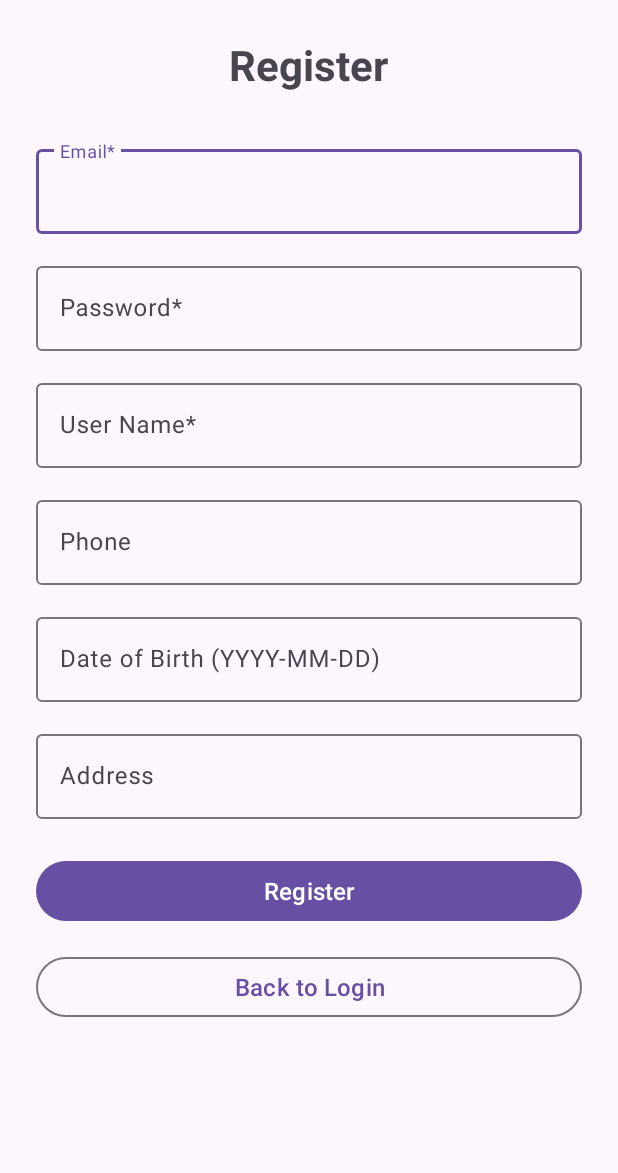
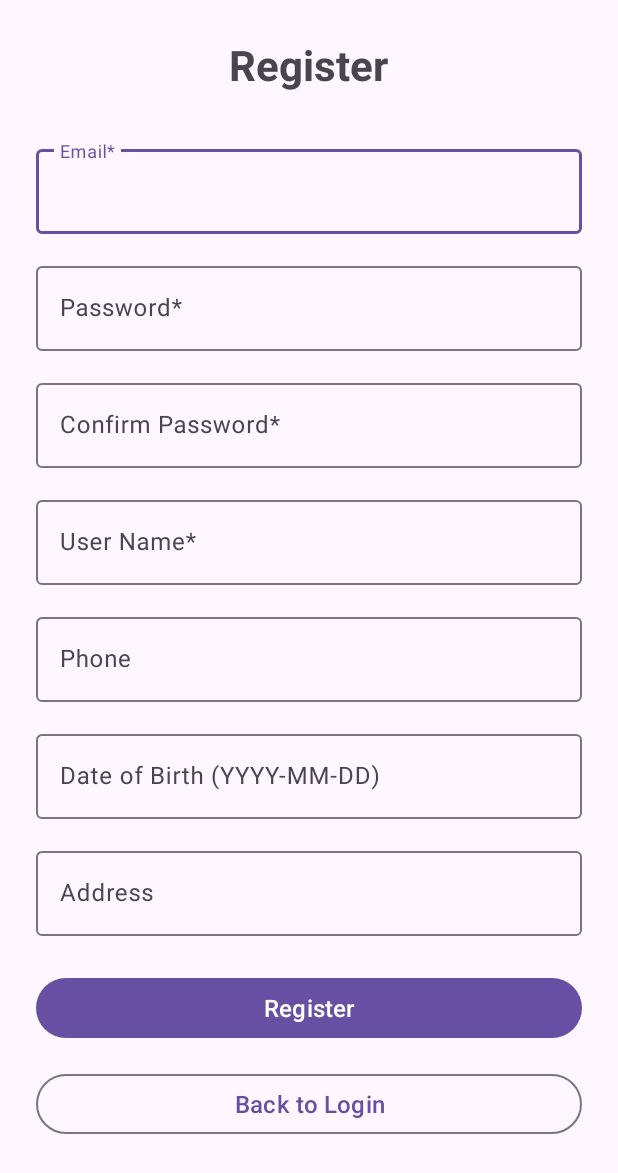
Before and after one commit to dangnhhe176287/Shop_SQLite, an Android app: the RegisterActivity screen opened directly, with no data from a screen before it, on a phone screen of 412 x 824 dp. Shown: the top 1173 px of the screen. Run offline under Robolectric (Android 15) with nearby library versions, the phone set to English and light mode, and no system bars.

Commit message:
update register

```diff
--- a/app/src/main/res/layout/activity_register.xml
+++ b/app/src/main/res/layout/activity_register.xml
@@ -42,6 +42,20 @@
                 android:layout_width="match_parent"
                 android:layout_height="wrap_content"
                 android:hint="Password*"
+                android:inputType="textPassword" />
+
+        </com.google.android.material.textfield.TextInputLayout>
+
+        <com.google.android.material.textfield.TextInputLayout
+            android:layout_width="match_parent"
+            android:layout_height="wrap_content"
+            android:layout_marginBottom="16dp">
+
+            <com.google.android.material.textfield.TextInputEditText
+                android:id="@+id/etConfirmPassword"
+                android:layout_width="match_parent"
+                android:layout_height="wrap_content"
+                android:hint="Confirm Password*"
                 android:inputType="textPassword" />
 
         </com.google.android.material.textfield.TextInputLayout>
```
Also changed, not shown: app/src/main/java/com/example/login/login/shop_sqlite/Activity/RegisterActivity.java (+56 -3 lines).
